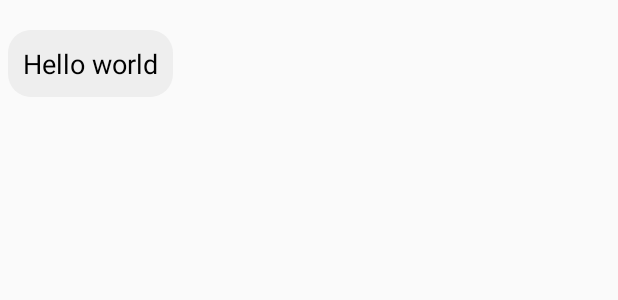
After one commit to alfinwilliam/Salve, an Android app: the layout item_reply_suggestions.xml on its own in the app's theme, with its tools: preview values and no code run, on a phone screen of 412 x 824 dp. The commit adds this screen. Shown: the top 300 px of the screen. Run offline under Robolectric (Android 15) with nearby library versions, the phone set to English and light mode, and no system bars.

Commit message:
smart reply integrated

```diff
--- a/app/src/main/java/com/example/salve/Adapter/MessageAdapter.java
+++ b/app/src/main/java/com/example/salve/Adapter/MessageAdapter.java
@@ -22,6 +22,8 @@ import androidx.recyclerview.widget.RecyclerView;
 
 public class MessageAdapter extends RecyclerView.Adapter<MessageAdapter.ViewHolder> {
 
+    public boolean same;
+
     public static  final int MSG_TYPE_LEFT = 0;
     public static  final int MSG_TYPE_RIGHT = 1;
 
@@ -41,9 +43,11 @@ public class MessageAdapter extends RecyclerView.Adapter<MessageAdapter.ViewHold
     @Override
     public MessageAdapter.ViewHolder onCreateViewHolder(@NonNull ViewGroup parent, int viewType) {
         if (viewType == MSG_TYPE_RIGHT) {
+
             View view = LayoutInflater.from(mContext).inflate(R.layout.chat_item_right, parent, false);
             return new ViewHolder(view);
         } else {
+            //same = false;
             View view = LayoutInflater.from(mContext).inflate(R.layout.chat_item_left, parent, false);
             return new ViewHolder(view);
         }
--- /dev/null
+++ b/app/src/main/res/drawable/rounded_corner2.xml
@@ -0,0 +1,13 @@
+<?xml version="1.0" encoding="utf-8"?>
+<shape xmlns:android="http://schemas.android.com/apk/res/android">
+    <solid android:color="@color/grey_200" />
+    <stroke
+        android:width="0dip"
+        android:color="@color/grey_200" />
+    <corners android:radius="15dip" />
+    <padding
+        android:bottom="0dip"
+        android:left="0dip"
+        android:right="0dip"
+        android:top="0dip" />
+</shape>
--- /dev/null
+++ b/app/src/main/res/layout/item_reply_suggestions.xml
@@ -0,0 +1,25 @@
+<?xml version="1.0" encoding="utf-8"?>
+<RelativeLayout xmlns:android="http://schemas.android.com/apk/res/android"
+    android:layout_width="wrap_content"
+    android:layout_height="wrap_content"
+    android:layout_marginBottom="5dp"
+    android:layout_marginTop="10dp">
+
+    <TextView
+        android:id="@+id/textContentReply"
+        android:layout_width="wrap_content"
+        android:layout_height="wrap_content"
+        android:layout_alignParentTop="true"
+        android:layout_marginEnd="20dp"
+        android:layout_marginStart="5dp"
+        android:layout_marginTop="10dp"
+        android:background="@drawable/rounded_corner2"
+        android:padding="10dp"
+        android:text="Hello world"
+        android:textAppearance="?android:attr/textAppearanceMedium"
+        android:textColor="#000"
+        android:layout_marginRight="20dp"
+        android:layout_marginLeft="5dp" />
+
+
+</RelativeLayout>
--- a/app/src/main/res/values/colors.xml
+++ b/app/src/main/res/values/colors.xml
@@ -3,4 +3,5 @@
     <color name="colorPrimary">#3eaeae</color>
     <color name="colorPrimaryDark">#226e6e</color>
     <color name="colorAccent">#226e6e</color>
+    <color name="grey_200">#EEEEEE</color>
 </resources>
```
Also changed, not shown: app/src/main/java/com/example/salve/MessageActivity.java (+174 -0 lines), app/src/main/res/layout/activity_message.xml (+46 -15 lines).
